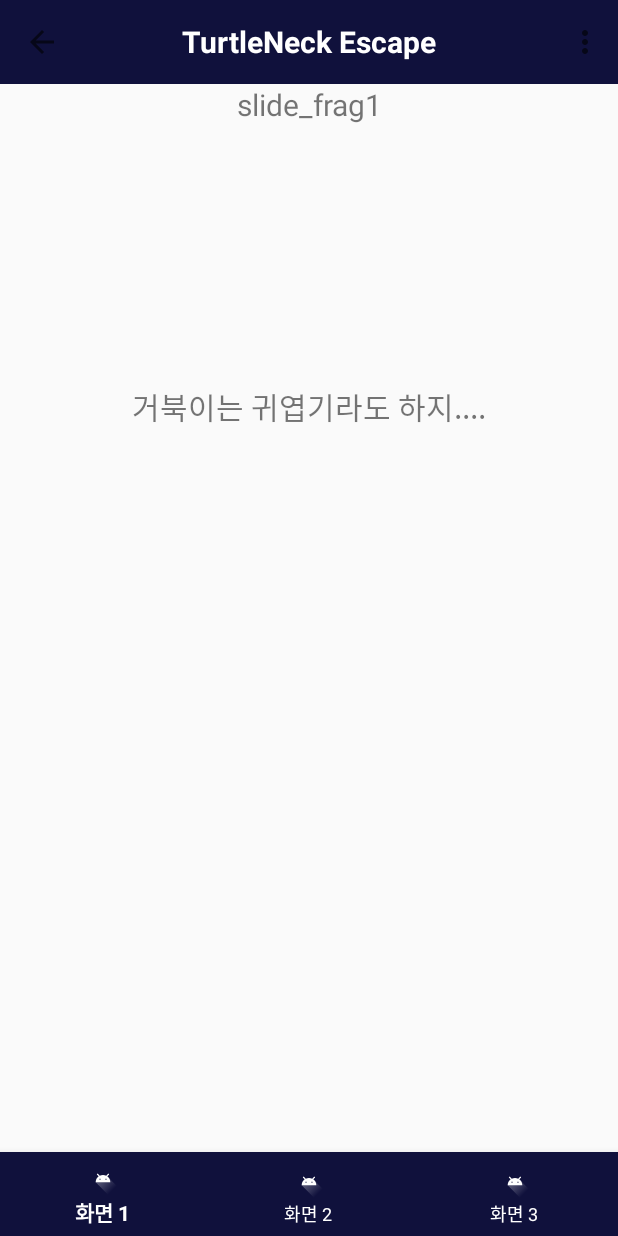
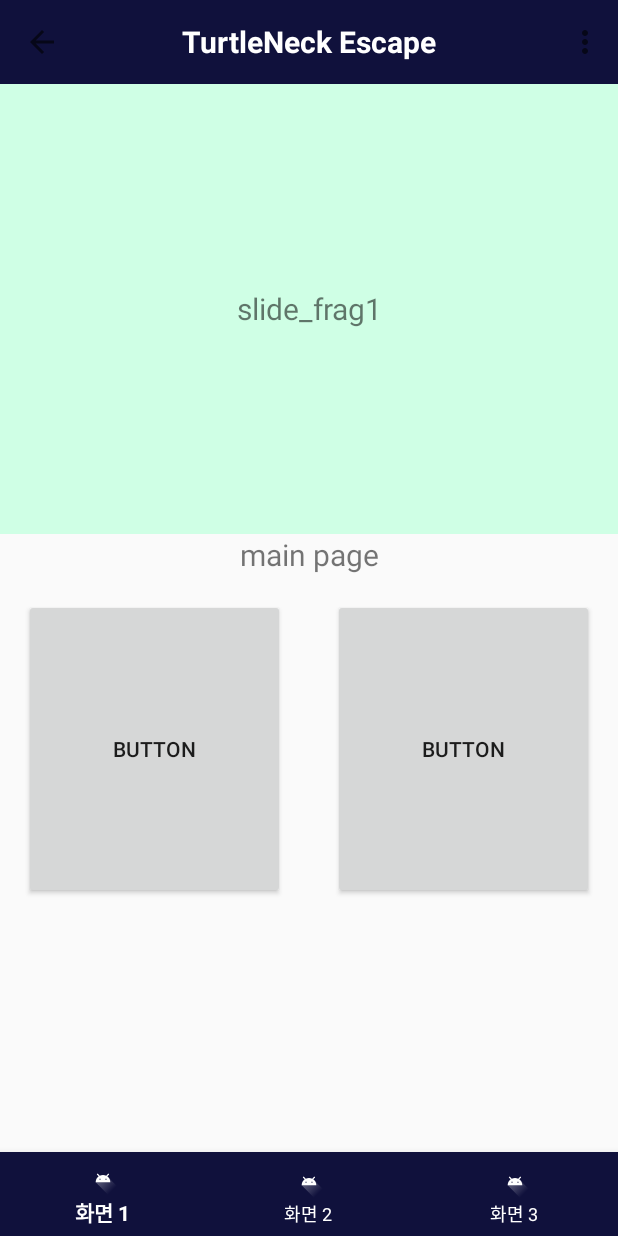
Before and after one commit to mjh2550/TNE, an Android app: the HomeFrag screen opened directly, with no data from a screen before it, on a phone screen of 412 x 824 dp. Run offline under Robolectric (Android 15) with nearby library versions, the phone set to English and light mode, and no system bars; our stand-ins replace ButterKnife.

Commit message:
[2]앱 이름 수정 & 슬라이드 배너 틀 완성

```diff
--- a/app/src/main/java/com/solmi/biobrainexample/HomeActivity.java
+++ b/app/src/main/java/com/solmi/biobrainexample/HomeActivity.java
@@ -10,10 +10,12 @@ import androidx.fragment.app.FragmentTransaction;
 import androidx.viewpager.widget.ViewPager;
 import androidx.viewpager2.widget.ViewPager2;
 
+import android.content.Intent;
 import android.os.Bundle;
 import android.view.Menu;
 import android.view.MenuInflater;
 import android.view.MenuItem;
+import android.widget.Button;
 
 import com.google.android.material.bottomnavigation.BottomNavigationView;
 import com.google.android.material.navigation.NavigationBarView;
@@ -21,6 +23,7 @@ import com.solmi.biobrainexample.mainslide.ViewPagerAdapter;
 
 import butterknife.BindView;
 import butterknife.ButterKnife;
+import butterknife.OnClick;
 
 public class HomeActivity extends AppCompatActivity {
 
@@ -33,6 +36,7 @@ public class HomeActivity extends AppCompatActivity {
 
     @BindView(R.id.viewPager)
     ViewPager viewPager;
+
 
     private HomeFrag homeFrag;
     private ResultFrag resultFrag;
@@ -158,5 +162,4 @@ public class HomeActivity extends AppCompatActivity {
 
 
 
-
 }
--- a/app/src/main/java/com/solmi/biobrainexample/HomeFrag.java
+++ b/app/src/main/java/com/solmi/biobrainexample/HomeFrag.java
@@ -1,30 +1,67 @@
 package com.solmi.biobrainexample;
 
+import android.content.Intent;
 import android.os.Bundle;
 import android.view.LayoutInflater;
 import android.view.View;
 import android.view.ViewGroup;
+import android.widget.Button;
 
 import androidx.annotation.NonNull;
 import androidx.annotation.Nullable;
 import androidx.fragment.app.Fragment;
 
+import butterknife.BindView;
+import butterknife.ButterKnife;
+import butterknife.OnClick;
+
 public class HomeFrag extends Fragment {
 
     private View view;
 
-    public HomeFrag(){
-        super(R.layout.frag_home);
-    }
+
+    @BindView(R.id.btn_go_measure)
+    Button btnMeasure;
+
 
     @Nullable
     @Override
     public View onCreateView(@NonNull LayoutInflater inflater, @Nullable ViewGroup container, @Nullable Bundle savedInstanceState)
     {
-        view = inflater.inflate(R.layout.frag_home,container,false);
+
+       view = inflater.inflate(R.layout.frag_home,container,false);
+       ButterKnife.bind(this,view);
+       btnMeasure = view.findViewById(R.id.btn_go_measure);
+
+       /*
+        btnMeasure.setOnClickListener(new View.OnClickListener(){
+            @Override
+            public void onClick(View v) {
+                 //fragment는 항상 activity 위에 있어야 하고, this 사용 불가능, getactivity로 context를 받아옴
+                Intent intent = new Intent(getActivity(),MainActivity.class);
+                startActivity(intent);
+            }
+        });
+        */
 
         return view;
     }
 
 
+    @OnClick(R.id.btn_go_measure)
+    public void onClickBtnMeasure(){
+
+        Intent intent = new Intent(getActivity(),MainActivity.class);
+        startActivity(intent);
+
+    }
+
+
+
+
+
+
+
+
+
 }
--- a/app/src/main/java/com/solmi/biobrainexample/MainActivity.java
+++ b/app/src/main/java/com/solmi/biobrainexample/MainActivity.java
@@ -80,9 +80,10 @@ public class MainActivity extends AppCompatActivity {
     @BindView(R.id.rg_mainSamplingRate)
     protected RadioGroup mRGSamplingRate;
 
+    /*
     @BindView(R.id.nav_view)
     BottomNavigationView bottomNavigationView;
-
+    */
     @BindView(R.id.toolbar)
     Toolbar toolbar;
 
@@ -183,6 +184,7 @@ public class MainActivity extends AppCompatActivity {
 
 
         //하단 바 선택 1,2,3
+        /*
         bottomNavigationView.setOnItemSelectedListener(new NavigationBarView.OnItemSelectedListener() {
             @Override
             public boolean onNavigationItemSelected(@NonNull MenuItem item) {
@@ -208,7 +210,7 @@ public class MainActivity extends AppCompatActivity {
         resultFrag = new ResultFrag();
         infoFrag = new InfoFrag();
         setFrag(0);
-
+           */
     }
 
     /**
--- a/app/src/main/res/layout/activity_home.xml
+++ b/app/src/main/res/layout/activity_home.xml
@@ -9,21 +9,22 @@
 
     <include layout="@layout/titlebar"/>
 
-
     <LinearLayout
         android:layout_width="match_parent"
         android:layout_height="wrap_content">
 
         <androidx.viewpager.widget.ViewPager
             android:layout_width="match_parent"
-                    android:layout_height="200dp"
+            android:layout_height="300dp"
             android:id="@+id/viewPager"/>
     </LinearLayout>
+
         <FrameLayout
             android:id="@+id/content_layout"
             android:layout_width="match_parent"
             android:layout_height="wrap_content"
             android:layout_weight="1" >
+
 
         </FrameLayout>
 
--- a/app/src/main/res/layout/frag_home.xml
+++ b/app/src/main/res/layout/frag_home.xml
@@ -7,11 +7,35 @@
     <TextView
         android:layout_width="match_parent"
         android:layout_height="wrap_content"
-        android:text="거북이는 귀엽기라도 하지...."
+        android:text="main page"
         android:textSize="20dp"
         android:gravity="center"/>
 
+    <LinearLayout
+        android:layout_width="match_parent"
+        android:layout_height="match_parent"
+        android:orientation="horizontal"
 
+        >
+
+
+        <Button
+            android:id="@+id/btn_go_measure"
+            android:layout_width="210dp"
+            android:layout_height="200dp"
+            android:layout_weight="1"
+            android:text="Button"
+            android:layout_margin="@dimen/activity_horizontal_margin"
+            />
+
+        <Button
+            android:id="@+id/btn_go_result"
+            android:layout_width="210dp"
+            android:layout_height="200dp"
+            android:layout_weight="1"
+            android:text="Button"
+            android:layout_margin="@dimen/activity_horizontal_margin"/>
+    </LinearLayout>
 
 
 
--- a/app/src/main/res/layout/frag_homeslide1.xml
+++ b/app/src/main/res/layout/frag_homeslide1.xml
@@ -5,9 +5,10 @@
 
     <TextView
         android:layout_width="match_parent"
-        android:layout_height="wrap_content"
+        android:layout_height="match_parent"
         android:text="slide_frag1"
         android:textSize="20dp"
-        android:gravity="center"/>
+        android:gravity="center"
+        android:background="@color/mint"/>
 
 </LinearLayout>
--- a/app/src/main/res/layout/frag_homeslide2.xml
+++ b/app/src/main/res/layout/frag_homeslide2.xml
@@ -5,9 +5,10 @@
 
     <TextView
         android:layout_width="match_parent"
-        android:layout_height="wrap_content"
+        android:layout_height="match_parent"
         android:text="slide_frag2"
         android:textSize="20dp"
-        android:gravity="center"/>
+        android:gravity="center"
+        android:background="@color/sky"/>
 
 </LinearLayout>
--- a/app/src/main/res/layout/frag_homeslide3.xml
+++ b/app/src/main/res/layout/frag_homeslide3.xml
@@ -5,9 +5,10 @@
 
     <TextView
         android:layout_width="match_parent"
-        android:layout_height="wrap_content"
+        android:layout_height="match_parent"
         android:text="slide_frag3"
         android:textSize="20dp"
-        android:gravity="center"/>
+        android:gravity="center"
+        android:background="@color/sea"/>
 
 </LinearLayout>
--- a/app/src/main/res/layout/frag_info.xml
+++ b/app/src/main/res/layout/frag_info.xml
@@ -4,11 +4,11 @@
     android:layout_height="match_parent">
 
     <TextView
-        android:layout_width="wrap_content"
+        android:layout_width="match_parent"
         android:layout_height="wrap_content"
         android:text="info_page"
-        android:textSize="100dp"/>
-
+        android:textSize="20dp"
+        android:gravity="center"/>
 
 
 </LinearLayout>
--- a/app/src/main/res/layout/frag_result.xml
+++ b/app/src/main/res/layout/frag_result.xml
@@ -4,10 +4,11 @@
     android:layout_height="match_parent">
 
     <TextView
-        android:layout_width="wrap_content"
+        android:layout_width="match_parent"
         android:layout_height="wrap_content"
         android:text="result_page"
-        android:textSize="100dp"/>
+        android:textSize="20dp"
+        android:gravity="center"/>
 
 
 
--- a/app/src/main/res/values/colors.xml
+++ b/app/src/main/res/values/colors.xml
@@ -8,4 +8,5 @@
     <color name="white">#ffffff</color>
     <color name="mint">#CFFFE5</color>
     <color name="sea">#0080FF</color>
+    <color name="sky">#50bcdf</color>
 </resources>
--- a/app/src/main/res/values/strings.xml
+++ b/app/src/main/res/values/strings.xml
@@ -1,5 +1,5 @@
 <resources>
-    <string name="app_name">BioBrainExample</string>
+    <string name="app_name">TutleNeckEscape</string>
     <string name="button_scan">Scan</string>
     <string name="button_scanning">Scanning</string>
     <string name="button_start">Start</string>
--- a/settings.gradle
+++ b/settings.gradle
@@ -1,2 +1,2 @@
 include ':app'
-rootProject.name='BioBrainExample'
+rootProject.name='TurtleNeckEscape'
```
Lines whose indentation alone changed are shown as unchanged.
